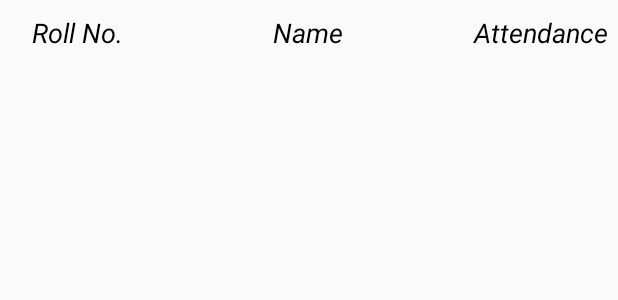
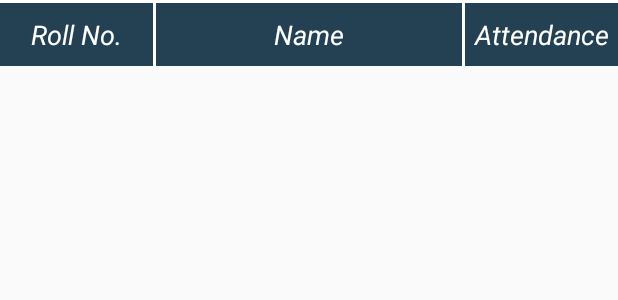
Before and after one commit to nilay1998/Minor-Project, an Android app: the layout recycler_view_item.xml on its own in the app's theme, with its tools: preview values and no code run, on a phone screen of 412 x 824 dp. Shown: the top 300 px of the screen. Run offline under Robolectric (Android 15) with nearby library versions, the phone set to English and light mode, and no system bars.

Commit message:
attendnce ui changes

```diff
--- a/App (Faculty)/app/src/main/res/layout/recycler_view_item.xml
+++ b/App (Faculty)/app/src/main/res/layout/recycler_view_item.xml
@@ -2,10 +2,17 @@
 <LinearLayout xmlns:android="http://schemas.android.com/apk/res/android"
     xmlns:tools="http://schemas.android.com/tools"
     android:layout_width="match_parent"
+    android:background="#234153"
     android:layout_height="44dp"
-
+    android:orientation="vertical">
+    <View
+        android:layout_width="fill_parent"
+        android:layout_height="2dp"
+        android:background="#FFF" />
+    <LinearLayout
+        android:layout_width="match_parent"
+        android:layout_height="match_parent"
         android:orientation="horizontal">
-
         <TextView
             android:id="@+id/rollNumber"
             android:layout_width="0dp"
@@ -13,9 +20,13 @@
             android:layout_weight="1"
             android:gravity="center"
             tools:text="Roll No."
-        android:textColor="#000"
+            android:textColor="#FFF"
             android:textSize="18dp"
             android:textStyle="italic" />
+        <View
+            android:layout_width="2dp"
+            android:layout_height="fill_parent"
+            android:background="#FFF" />
 
         <TextView
             android:id="@+id/namee"
@@ -24,9 +35,13 @@
             android:layout_weight="2"
             android:gravity="center"
             tools:text="Name"
-        android:textColor="#000"
+            android:textColor="#FFF"
             android:textSize="18dp"
             android:textStyle="italic" />
+        <View
+            android:layout_width="2dp"
+            android:layout_height="fill_parent"
+            android:background="#FFF" />
 
         <TextView
             android:id="@+id/attendance"
@@ -35,7 +50,9 @@
             android:layout_weight="1"
             android:gravity="center"
             tools:text="Attendance"
-        android:textColor="#000"
+            android:textColor="#FFF"
             android:textSize="18dp"
             android:textStyle="italic" />
     </LinearLayout>
+
+</LinearLayout>
```
Also changed, not shown: App (Faculty)/app/src/main/res/layout/activity_attendance.xml (+25 -5 lines). Lines whose indentation alone changed are shown as unchanged.
